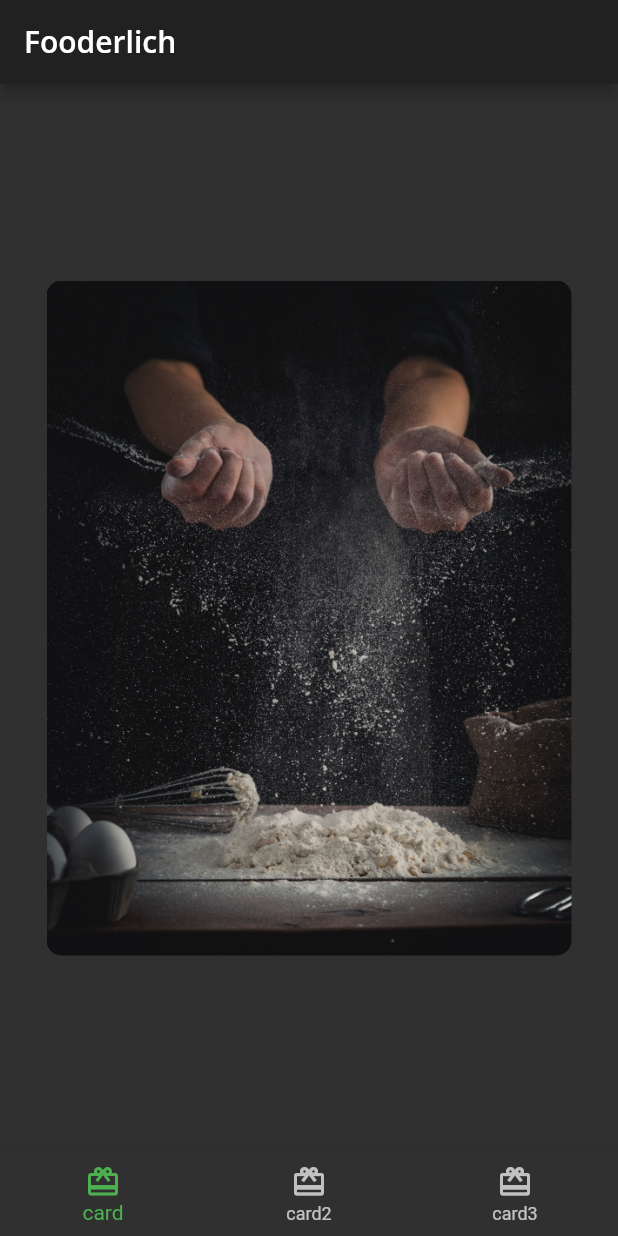
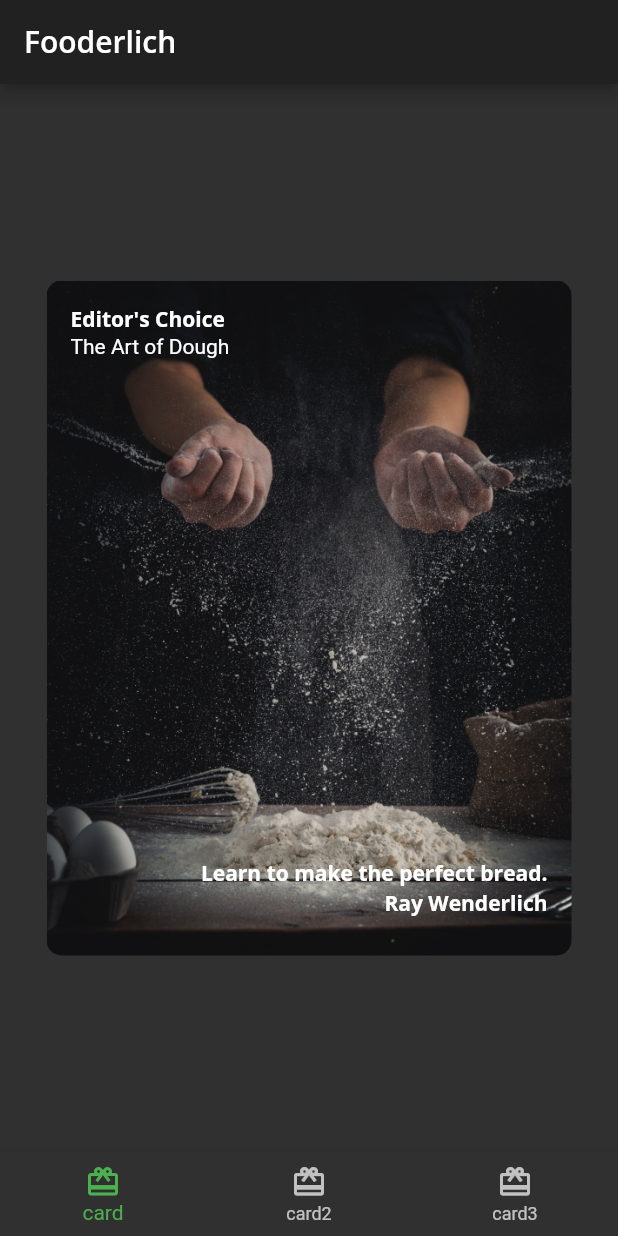
Before and after one commit to DittoGod/fooderlich, a Flutter app: the screen it shows after launch, on a phone screen of 412 x 824 dp. Run offline on Flutter 3.47's test engine with Material 2 defaults, Android fonts, the phone set to English and light mode, and no system bars; our stand-ins replace google_fonts.

Commit message:
added Stack of text and positioned it

```diff
--- a/app/fooderlich/lib/card1.dart
+++ b/app/fooderlich/lib/card1.dart
@@ -1,4 +1,5 @@
 import 'package:flutter/material.dart';
+import 'fooderlich_theme.dart';
 
 class Card1 extends StatelessWidget {
   const Card1({Key? key}) : super(key: key);
@@ -11,9 +12,38 @@ class Card1 extends StatelessWidget {
   @override
   Widget build(BuildContext context) {
     return Center(
-      // TODO: Card1 decorate container.
       child: Container(
-        // TODO: Add stack of text.
+        child: Stack(
+          children: [
+            Text(
+              category,
+              style: FooderlichTheme.darkTextTheme.bodyText1,
+            ),
+            Positioned(
+              child: Text(
+                title,
+                style: FooderlichTheme.darkTextTheme.headline5,
+              ),
+              top: 20,
+            ),
+            Positioned(
+              child: Text(
+                description,
+                style: FooderlichTheme.darkTextTheme.bodyText1,
+              ),
+              bottom: 30,
+              right: 0,
+            ),
+            Positioned(
+              child: Text(
+                chef,
+                style: FooderlichTheme.darkTextTheme.bodyText1,
+              ),
+              bottom: 10,
+              right: 0,
+            ),
+          ],
+        ),
         padding: const EdgeInsets.all(16),
         constraints: const BoxConstraints.expand(
           width: 350,
```
